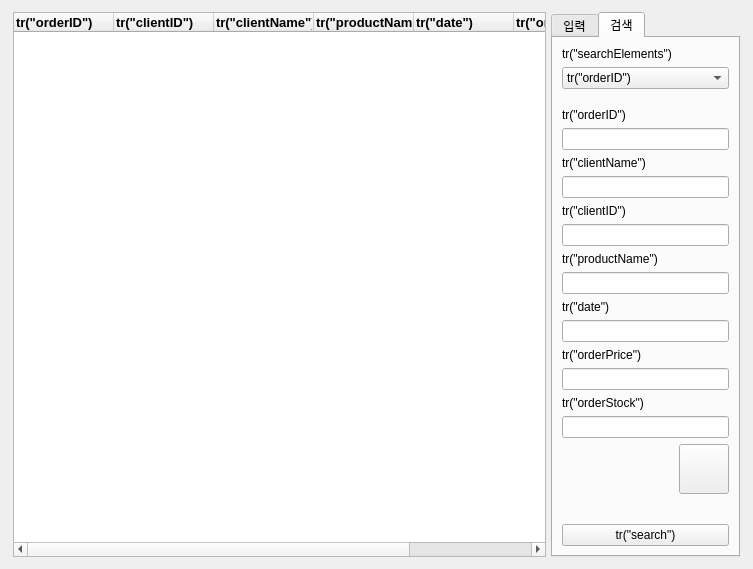
First picture: the form in CustomerProduct2Project/ordermanager.ui, repository SaintMonguss/Qt, before the edit.
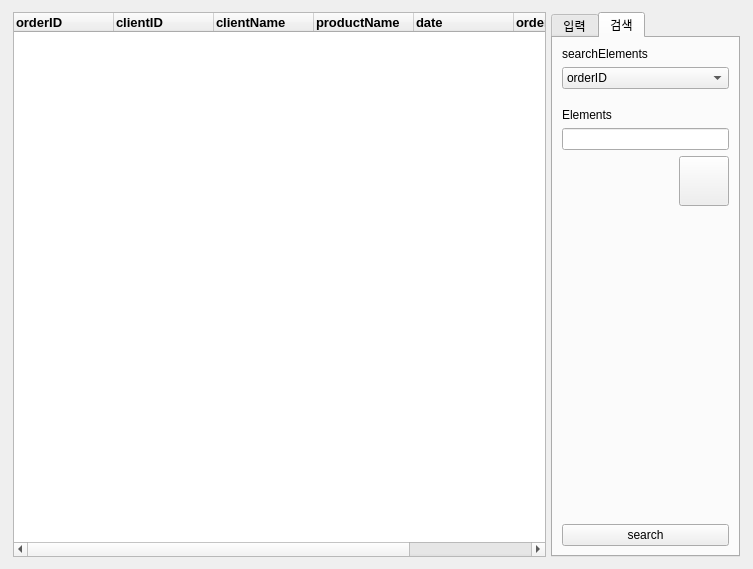
Second picture: the form after the edit. The open tabs and pages were chosen to show the change. Icons and pictures are not drawn.

What changed in the file:
```diff
--- a/CustomerProduct2Project/ordermanager.ui
+++ b/CustomerProduct2Project/ordermanager.ui
@@ -35,7 +35,7 @@
       <widget class="QTreeWidget" name="orderTreeWidget">
        <column>
         <property name="text">
-         <string>tr(&quot;orderID&quot;)</string>
+         <string>orderID</string>
         </property>
         <property name="font">
          <font>
@@ -46,7 +46,7 @@
        </column>
        <column>
         <property name="text">
-         <string>tr(&quot;clientID&quot;)</string>
+         <string>clientID</string>
         </property>
         <property name="font">
          <font>
@@ -57,7 +57,7 @@
        </column>
        <column>
         <property name="text">
-         <string>tr(&quot;clientName&quot;)</string>
+         <string>clientName</string>
         </property>
         <property name="font">
          <font>
@@ -68,7 +68,7 @@
        </column>
        <column>
         <property name="text">
-         <string>tr(&quot;productName&quot;)</string>
+         <string>productName</string>
         </property>
         <property name="font">
          <font>
@@ -79,7 +79,7 @@
        </column>
        <column>
         <property name="text">
-         <string>tr(&quot;date&quot;)</string>
+         <string>date</string>
         </property>
         <property name="font">
          <font>
@@ -90,7 +90,7 @@
        </column>
        <column>
         <property name="text">
-         <string>tr(&quot;orderPrice&quot;)</string>
+         <string>orderPrice</string>
         </property>
         <property name="font">
          <font>
@@ -101,7 +101,7 @@
        </column>
        <column>
         <property name="text">
-         <string>tr(&quot;orderStcok&quot;)</string>
+         <string>orderStock</string>
         </property>
         <property name="font">
          <font>
@@ -326,7 +326,7 @@
          <item>
           <widget class="QLabel" name="label_50">
            <property name="text">
-            <string>tr(&quot;searchElements&quot;)</string>
+            <string>searchElements</string>
            </property>
           </widget>
          </item>
@@ -334,7 +334,7 @@
           <widget class="QComboBox" name="orderComboBox">
            <item>
             <property name="text">
-             <string>tr(&quot;orderID&quot;)</string>
+             <string>orderID</string>
             </property>
            </item>
            <item>
@@ -396,7 +396,7 @@
               </sizepolicy>
              </property>
              <property name="text">
-              <string>tr(&quot;orderID&quot;)</string>
+              <string>Elements</string>
              </property>
             </widget>
            </item>
@@ -409,139 +409,6 @@
            </item>
           </layout>
          </item>
-         <item>
-          <layout class="QVBoxLayout" name="verticalLayout_57">
-           <property name="sizeConstraint">
-            <enum>QLayout::SetDefaultConstraint</enum>
-           </property>
-           <item>
-            <widget class="QLabel" name="label_51">
-             <property name="sizePolicy">
-              <sizepolicy hsizetype="Expanding" vsizetype="Maximum">
-               <horstretch>0</horstretch>
-               <verstretch>0</verstretch>
-              </sizepolicy>
-             </property>
-             <property name="text">
-              <string>tr(&quot;clientName&quot;)</string>
-             </property>
-            </widget>
-           </item>
-           <item>
-            <widget class="QLineEdit" name="orderSearchclientNameText"/>
-           </item>
-          </layout>
-         </item>
-         <item>
-          <layout class="QVBoxLayout" name="verticalLayout_64">
-           <property name="sizeConstraint">
-            <enum>QLayout::SetDefaultConstraint</enum>
-           </property>
-           <item>
-            <widget class="QLabel" name="label_58">
-             <property name="sizePolicy">
-              <sizepolicy hsizetype="Expanding" vsizetype="Maximum">
-               <horstretch>0</horstretch>
-               <verstretch>0</verstretch>
-              </sizepolicy>
-             </property>
-             <property name="text">
-              <string>tr(&quot;clientID&quot;)</string>
-             </property>
-            </widget>
-           </item>
-           <item>
-            <widget class="QLineEdit" name="orderSearchclientIdText"/>
-           </item>
-          </layout>
-         </item>
-         <item>
-          <layout class="QVBoxLayout" name="verticalLayout_59">
-           <item>
-            <widget class="QLabel" name="label_53">
-             <property name="sizePolicy">
-              <sizepolicy hsizetype="Expanding" vsizetype="Maximum">
-               <horstretch>0</horstretch>
-               <verstretch>0</verstretch>
-              </sizepolicy>
-             </property>
-             <property name="text">
-              <string>tr(&quot;productName&quot;)</string>
-             </property>
-            </widget>
-           </item>
-           <item>
-            <widget class="QLineEdit" name="orderSearchProductNameText"/>
-           </item>
-          </layout>
-         </item>
-         <item>
-          <layout class="QVBoxLayout" name="verticalLayout_60">
-           <item>
-            <widget class="QLabel" name="label_54">
-             <property name="sizePolicy">
-              <sizepolicy hsizetype="Expanding" vsizetype="Maximum">
-               <horstretch>0</horstretch>
-               <verstretch>0</verstretch>
-              </sizepolicy>
-             </property>
-             <property name="text">
-              <string>tr(&quot;date&quot;)</string>
-             </property>
-            </widget>
-           </item>
-           <item>
-            <widget class="QLineEdit" name="orderSearchDateText">
-             <property name="inputMask">
-              <string>00000000</string>
-             </property>
-             <property name="text">
-              <string/>
-             </property>
-            </widget>
-           </item>
-          </layout>
-         </item>
-         <item>
-          <layout class="QVBoxLayout" name="verticalLayout_61">
-           <item>
-            <widget class="QLabel" name="label_55">
-             <property name="sizePolicy">
-              <sizepolicy hsizetype="Expanding" vsizetype="Maximum">
-               <horstretch>0</horstretch>
-               <verstretch>0</verstretch>
-              </sizepolicy>
-             </property>
-             <property name="text">
-              <string>tr(&quot;orderPrice&quot;)</string>
-             </property>
-            </widget>
-           </item>
-           <item>
-            <widget class="QLineEdit" name="orderSearchOrderPriceText"/>
-           </item>
-          </layout>
-         </item>
-         <item>
-          <layout class="QVBoxLayout" name="verticalLayout_65">
-           <item>
-            <widget class="QLabel" name="label_59">
-             <property name="sizePolicy">
-              <sizepolicy hsizetype="Expanding" vsizetype="Maximum">
-               <horstretch>0</horstretch>
-               <verstretch>0</verstretch>
-              </sizepolicy>
-             </property>
-             <property name="text">
-              <string>tr(&quot;orderStock&quot;)</string>
-             </property>
-            </widget>
-           </item>
-           <item>
-            <widget class="QLineEdit" name="orderSearchOrderStockText"/>
-           </item>
-          </layout>
-         </item>
          <item>
           <layout class="QHBoxLayout" name="horizontalLayout_2">
            <item>
@@ -613,7 +480,7 @@
          <item>
           <widget class="QPushButton" name="orderSearchButton">
            <property name="text">
-            <string>tr(&quot;search&quot;)</string>
+            <string>search</string>
            </property>
           </widget>
          </item>
```
Left out of the diff: 32 changed lines with no effect on the pictures.
